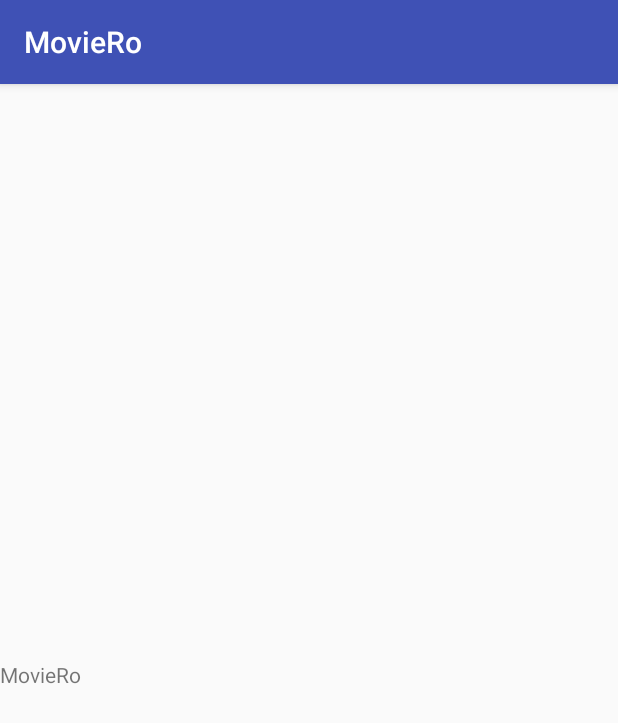
After one commit to ovso/MovieRo, an Android app: the fragment MainFragment shown on its own in the app's theme, on a phone screen of 412 x 824 dp. The commit adds this screen. Shown: the top 723 px of the screen. Run offline under Robolectric (Android 15) with nearby library versions, the phone set to English and light mode, and no system bars.

Commit message:
1. MainFragment 클래스 추가..

```diff
--- /dev/null
+++ b/app/src/main/java/kr/blogspot/ovsoce/moviero/main/fragment/main/MainFragment.java
@@ -0,0 +1,34 @@
+package kr.blogspot.ovsoce.moviero.main.fragment.main;
+
+import android.os.Bundle;
+import android.support.annotation.Nullable;
+import android.support.v4.app.Fragment;
+import android.support.v7.widget.RecyclerView;
+import android.view.LayoutInflater;
+import android.view.View;
+import android.view.ViewGroup;
+
+import kr.blogspot.ovsoce.moviero.R;
+
+/**
+ * Created by ovso on 2016. 1. 30..
+ */
+public class MainFragment extends Fragment {
+
+    View mView;
+    RecyclerView mRecyclerView;
+    @Nullable
+    @Override
+    public View onCreateView(LayoutInflater inflater, ViewGroup container, Bundle savedInstanceState) {
+
+        return mView = inflater.inflate(R.layout.fragment_main, null);
+        //super.onCreateView(inflater, container, savedInstanceState);
+    }
+
+    @Override
+    public void onActivityCreated(@Nullable Bundle savedInstanceState) {
+        super.onActivityCreated(savedInstanceState);
+
+
+    }
+}
--- a/app/src/main/res/layout/content_main.xml
+++ b/app/src/main/res/layout/content_main.xml
@@ -12,6 +12,7 @@
     tools:context=".main.MainActivity"
     tools:showIn="@layout/app_bar_main">
     <FrameLayout
+        android:id="@+id/fragment_container"
         android:layout_width="match_parent"
         android:layout_height="match_parent"
         android:orientation="vertical">
--- /dev/null
+++ b/app/src/main/res/layout/fragment_main.xml
@@ -0,0 +1,19 @@
+<?xml version="1.0" encoding="utf-8"?>
+<LinearLayout xmlns:android="http://schemas.android.com/apk/res/android"
+    android:layout_width="match_parent"
+    android:layout_height="match_parent"
+    android:orientation="vertical">
+
+    <!-- android:scrollbars="vertical" -->
+    <android.support.v7.widget.RecyclerView
+        android:id="@+id/recyclerview"
+        android:layout_width="match_parent"
+        android:layout_height="0dp"
+        android:layout_weight="1"/>
+
+    <TextView
+        android:layout_width="match_parent"
+        android:layout_height="0dp"
+        android:layout_weight="1"
+        android:text="@string/app_name"/>
+</LinearLayout>
```
